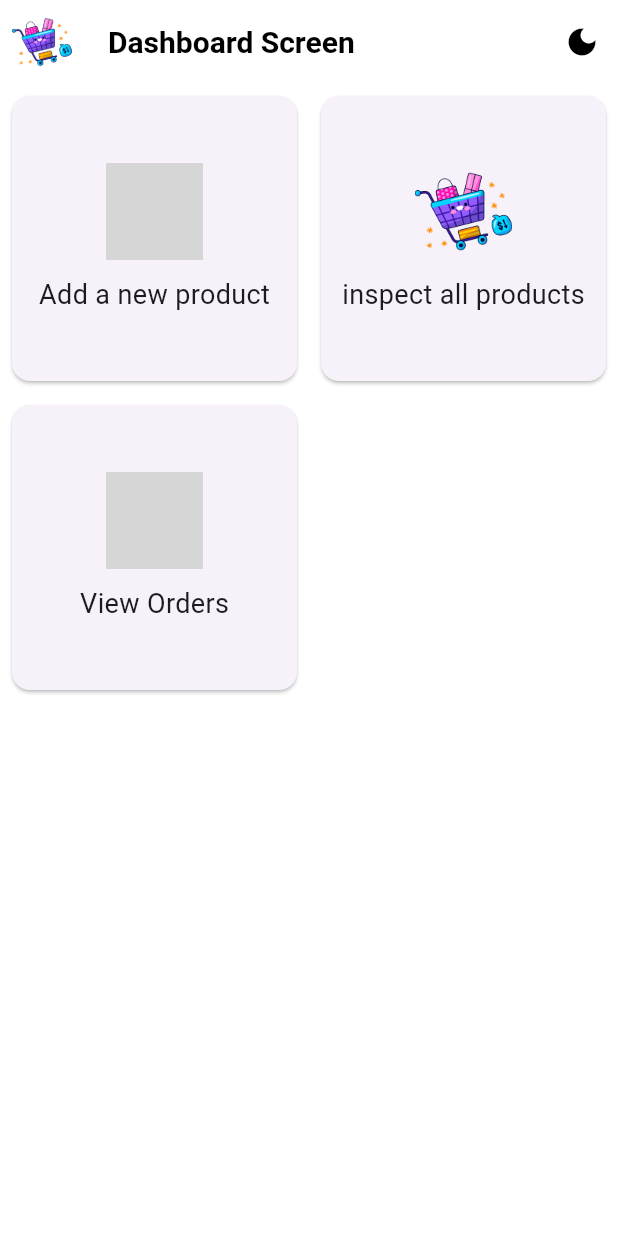
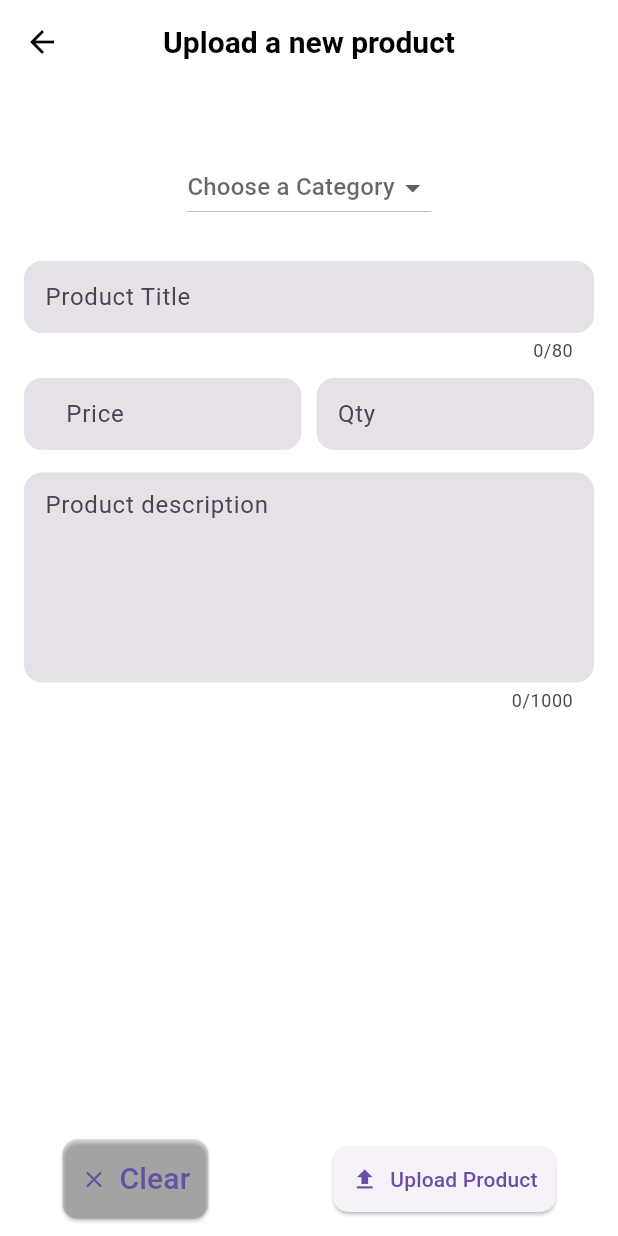
Before and after one commit to Pcode13/shopsmart_admin_panel, a Flutter app: the screen it shows after launch, after a tap on "Add a new product", on a phone screen of 412 x 824 dp. Run offline on Flutter 3.47's test engine with Material 3 defaults, Android fonts, the light colour scheme and no system bars; our stand-ins replace fancy_shimmer_image, image_picker, shared_preferences, shimmer; missing offline and left inert: dynamic_height_grid_view; grey boxes are pictures that could not be loaded.

Commit message:
Start implementing the Upload Screen

```diff
--- a/lib/consts/app_constants.dart
+++ b/lib/consts/app_constants.dart
@@ -1,3 +1,5 @@
+
+import 'package:flutter/material.dart';
 
 class AppConstants {
   static const String imageUrl =
@@ -14,4 +16,17 @@ class AppConstants {
     'Cosmetics',
     "Accessories",
   ];
+
+static List<DropdownMenuItem<String>>? get categoriesDropDownList {
+    List<DropdownMenuItem<String>>? menuItem =
+        List<DropdownMenuItem<String>>.generate(
+      categoriesList.length,
+      (index) => DropdownMenuItem(
+        value: categoriesList[index],
+        child: Text(categoriesList[index]),
+      ),
+    );
+    return menuItem;
+  }
+
 }
--- a/lib/main.dart
+++ b/lib/main.dart
@@ -1,5 +1,6 @@
 import 'package:flutter/material.dart';
 import 'package:provider/provider.dart';
+import 'package:shopsmart_admin_panel/screens/edit_upload+product_form.dart';
 
 import 'consts/theme_data.dart';
 import 'providers/products_provider.dart';
@@ -37,6 +38,8 @@ class MyApp extends StatelessWidget {
           routes: {
             OrdersScreenFree.routeName: (context) => const OrdersScreenFree(),
             SearchScreen.routeName: (context) => const SearchScreen(),
+            EditOrUploadProductScreen.routeName: (context) =>
+                const EditOrUploadProductScreen(),
           },
         );
       }),
--- a/lib/models/dashborad_btn_model.dart
+++ b/lib/models/dashborad_btn_model.dart
@@ -1,4 +1,5 @@
 import 'package:flutter/material.dart';
+import 'package:shopsmart_admin_panel/screens/edit_upload+product_form.dart';
 
 import 'package:shopsmart_admin_panel/screens/inner_screen/orders/orders_screen.dart';
 import 'package:shopsmart_admin_panel/screens/search_screen.dart';
@@ -18,8 +19,10 @@ class DashboardButtonsModel {
   static List<DashboardButtonsModel> dashboardBtnList(context) => [
     DashboardButtonsModel(
       text: "Add a new product",
-          imagePath: AssetsManager.cloud,
-          onPressed: () {},
+      imagePath: AssetsManager.bagCart,
+      onPressed: () {
+         Navigator.pushNamed(context, EditOrUploadProductScreen.routeName);
+      },
     ),
     DashboardButtonsModel(
       text: "inspect all products",
@@ -30,7 +33,7 @@ class DashboardButtonsModel {
     ),
     DashboardButtonsModel(
       text: "View Orders",
-          imagePath: AssetsManager.order,
+      imagePath: AssetsManager.orderCart,
       onPressed: () {
         Navigator.pushNamed(context, OrdersScreenFree.routeName);
       },
--- /dev/null
+++ b/lib/screens/edit_upload+product_form.dart
@@ -0,0 +1,294 @@
+import 'dart:io';
+
+import 'package:flutter/material.dart';
+import 'package:flutter/services.dart';
+import 'package:image_picker/image_picker.dart';
+import 'package:shopsmart_admin_panel/consts/app_constants.dart';
+import 'package:shopsmart_admin_panel/services/my_app_functions.dart';
+
+import '../consts/validator.dart';
+import '../widgets/subtitle_text.dart';
+import '../widgets/title_text.dart';
+
+class EditOrUploadProductScreen extends StatefulWidget {
+  static const routeName = '/EditOrUploadProductScreen';
+
+  const EditOrUploadProductScreen({super.key});
+  @override
+  State<EditOrUploadProductScreen> createState() =>
+      _EditOrUploadProductScreenState();
+}
+
+class _EditOrUploadProductScreenState extends State<EditOrUploadProductScreen> {
+  final _formKey = GlobalKey<FormState>();
+  XFile? _pickedImage;
+  late TextEditingController _titleController,
+      _priceController,
+      _descriptionController,
+      _quantityController;
+  String? _categoryValue;
+  @override
+  void initState() {
+    _titleController = TextEditingController(text: "");
+    _priceController = TextEditingController(text: "");
+    _descriptionController = TextEditingController(text: "");
+    _quantityController = TextEditingController(text: "");
+
+    super.initState();
+  }
+
+  @override
+  void dispose() {
+    _titleController.dispose();
+    _priceController.dispose();
+    _descriptionController.dispose();
+    _quantityController.dispose();
+    super.dispose();
+  }
+
+  void clearForm() {
+    _titleController.clear();
+    _priceController.clear();
+    _descriptionController.clear();
+    _quantityController.clear();
+    removePickedImage();
+  }
+
+  void removePickedImage() {
+    setState(() {
+      _pickedImage = null;
+    });
+  }
+
+  Future<void> _uploadProduct() async {
+    if (_pickedImage == null) {
+      MyAppFunctions.showErrorOrWarningDialog(
+        context: context,
+        subtitle: "Please pick up an image",
+        fct: () {},
+      );
+
+      return;
+    }
+    final isValid = _formKey.currentState!.validate();
+    FocusScope.of(context).unfocus();
+    if (isValid) {}
+  }
+
+  Future<void> _editProduct() async {
+    final isValid = _formKey.currentState!.validate();
+    FocusScope.of(context).unfocus();
+    if (_pickedImage == null) {
+      MyAppFunctions.showErrorOrWarningDialog(
+        context: context,
+        subtitle: "Please pick up an image",
+        fct: () {},
+      );
+      return;
+    }
+    if (isValid) {}
+  }
+
+  Future<void> localImagePicker() async {
+    final ImagePicker picker = ImagePicker();
+    await MyAppFunctions.imagePickerDialog(
+      context: context,
+      cameraFCT: () async {
+        _pickedImage = await picker.pickImage(source: ImageSource.camera);
+        setState(() {});
+      },
+      galleryFCT: () async {
+        _pickedImage = await picker.pickImage(source: ImageSource.gallery);
+        setState(() {});
+      },
+      removeFCT: () {
+        setState(() {
+          _pickedImage = null;
+        });
+      },
+    );
+  }
+
+  @override
+  Widget build(BuildContext context) {
+    final size = MediaQuery.of(context).size;
+    return GestureDetector(
+      onTap: () {
+        FocusScope.of(context).unfocus();
+      },
+      child: Scaffold(
+        bottomSheet: SizedBox(
+          height: kBottomNavigationBarHeight + 20,
+          child: Material(
+            color: Theme.of(context).scaffoldBackgroundColor,
+            child: Row(
+              mainAxisAlignment: MainAxisAlignment.spaceAround,
+              children: [
+                ElevatedButton.icon(
+                  style: ElevatedButton.styleFrom(
+                    padding: const EdgeInsets.all(12),
+                    backgroundColor: Colors.black12,
+                    shape: RoundedRectangleBorder(
+                      borderRadius: BorderRadius.circular(10),
+                    ),
+                  ),
+                  icon: const Icon(Icons.clear),
+                  label: const Text("Clear", style: TextStyle(fontSize: 20)),
+                  onPressed: () {},
+                ),
+                ElevatedButton.icon(
+                  style: ElevatedButton.styleFrom(
+                    padding: const EdgeInsets.all(12),
+                    // backgroundColor: Colors.red,
+                    shape: RoundedRectangleBorder(
+                      borderRadius: BorderRadius.circular(10),
+                    ),
+                  ),
+                  icon: const Icon(Icons.upload),
+                  label: const Text("Upload Product"),
+                  onPressed: () {
+                    _uploadProduct();
+                  },
+                ),
+              ],
+            ),
+          ),
+        ),
+        appBar: AppBar(
+          centerTitle: true,
+          title: const TitlesTextWidget(label: "Upload a new product"),
+        ),
+        body: SafeArea(
+          child: SingleChildScrollView(
+            child: Column(
+              children: [
+                const SizedBox(height: 20),
+
+                // TODO: Implement the image picker
+                // Image Picker
+                const SizedBox(height: 25),
+
+                // Category dropdown widget
+                DropdownButton(
+                  items: AppConstants.categoriesDropDownList,
+                  value: _categoryValue,
+                  hint: const Text("Choose a Category"),
+                  onChanged: (String? value) {
+                    setState(() {
+                      _categoryValue = value;
+                    });
+                  },
+                ),
+                const SizedBox(height: 25),
+                Padding(
+                  padding: const EdgeInsets.symmetric(
+                    horizontal: 16,
+                    vertical: 0,
+                  ),
+                  child: Form(
+                    key: _formKey,
+                    child: Column(
+                      children: [
+                        TextFormField(
+                          controller: _titleController,
+                          key: const ValueKey('Title'),
+                          maxLength: 80,
+                          minLines: 1,
+                          maxLines: 2,
+                          keyboardType: TextInputType.multiline,
+                          textInputAction: TextInputAction.newline,
+                          decoration: const InputDecoration(
+                            hintText: 'Product Title',
+                          ),
+                          validator: (value) {
+                            return MyValidators.uploadProdTexts(
+                              value: value,
+                              toBeReturnedString: "Please enter a valid title",
+                            );
+                          },
+                        ),
+                        const SizedBox(height: 10),
+                        Row(
+                          children: [
+                            Flexible(
+                              flex: 1,
+                              child: TextFormField(
+                                controller: _priceController,
+                                key: const ValueKey('Price \$'),
+                                keyboardType: TextInputType.number,
+                                inputFormatters: <TextInputFormatter>[
+                                  FilteringTextInputFormatter.allow(
+                                    RegExp(r'^(\d+)?\.?\d{0,2}'),
+                                  ),
+                                ],
+                                decoration: const InputDecoration(
+                                  hintText: 'Price',
+                                  prefix: SubtitleTextWidget(
+                                    label: "\$ ",
+                                    color: Colors.blue,
+                                    fontSize: 16,
+                                  ),
+                                ),
+                                validator: (value) {
+                                  return MyValidators.uploadProdTexts(
+                                    value: value,
+                                    toBeReturnedString: "Price is missing",
+                                  );
+                                },
+                              ),
+                            ),
+                            const SizedBox(width: 10),
+                            Flexible(
+                              flex: 1,
+                              child: TextFormField(
+                                inputFormatters: [
+                                  FilteringTextInputFormatter.digitsOnly,
+                                ],
+                                controller: _quantityController,
+                                keyboardType: TextInputType.number,
+                                key: const ValueKey('Quantity'),
+                                decoration: const InputDecoration(
+                                  hintText: 'Qty',
+                                ),
+                                validator: (value) {
+                                  return MyValidators.uploadProdTexts(
+                                    value: value,
+                                    toBeReturnedString: "Quantity is missed",
+                                  );
+                                },
+                              ),
+                            ),
+                          ],
+                        ),
+                        const SizedBox(height: 15),
+                        TextFormField(
+                          key: const ValueKey('Description'),
+                          controller: _descriptionController,
+                          minLines: 5,
+                          maxLines: 8,
+                          maxLength: 1000,
+                          textCapitalization: TextCapitalization.sentences,
+                          decoration: const InputDecoration(
+                            hintText: 'Product description',
+                          ),
+                          validator: (value) {
+                            return MyValidators.uploadProdTexts(
+                              value: value,
+                              toBeReturnedString: "Description is missed",
+                            );
+                          },
+                          onTap: () {},
+                        ),
+                      ],
+                    ),
+                  ),
+                ),
+                const SizedBox(height: kBottomNavigationBarHeight + 10),
+              ],
+            ),
+          ),
+        ),
+      ),
+    );
+  }
+}
--- a/lib/screens/inner_screen/orders/orders_screen.dart
+++ b/lib/screens/inner_screen/orders/orders_screen.dart
@@ -7,7 +7,7 @@ import 'orders_widget.dart';
 class OrdersScreenFree extends StatefulWidget {
   static const routeName = '/OrderScreen';
 
-  const OrdersScreenFree({Key? key}) : super(key: key);
+  const OrdersScreenFree({super.key});
 
   @override
   State<OrdersScreenFree> createState() => _OrdersScreenFreeState();
--- a/lib/services/assets_manager.dart
+++ b/lib/services/assets_manager.dart
@@ -9,7 +9,8 @@ class AssetsManager {
   static String error = "$imagesPath/error.png";
   static String emptySearch = "$imagesPath/empty_search.png";
   static String shoppingCart = "$bagImagesPath/shopping_cart.png";
-
+  static String bagCart = "$bagImagesPath/bag_wish.png";
+  static String orderCart = "$bagImagesPath/order.png";
   // Categories path
   static String mobiles = "$categoriesImagesPath/mobiles.png";
   static String fashion = "$categoriesImagesPath/fashion.png";
--- a/lib/widgets/dashboard_btns.dart
+++ b/lib/widgets/dashboard_btns.dart
@@ -1,5 +1,4 @@
 import 'package:flutter/material.dart';
-import 'package:shopsmart_admin_panel/services/assets_manager.dart';
 
 import 'package:shopsmart_admin_panel/widgets/subtitle_text.dart';
 
--- a/lib/widgets/title_text.dart
+++ b/lib/widgets/title_text.dart
@@ -2,12 +2,12 @@ import 'package:flutter/cupertino.dart';
 
 class TitlesTextWidget extends StatelessWidget {
   const TitlesTextWidget({
-    Key? key,
+    super.key,
     required this.label,
     this.fontSize = 20,
     this.color,
     this.maxLines,
-  }) : super(key: key);
+  });
 
   final String label;
   final double fontSize;
--- a/pubspec.yaml
+++ b/pubspec.yaml
@@ -25,6 +25,7 @@ dependencies:
   card_swiper: ^3.0.1
   ionicons: ^0.2.2
   image_picker: ^1.1.2
+  dotted_border: ^2.1.0
   uuid: ^4.5.1
 
 dev_dependencies:
```
Also changed, not shown: pubspec.lock. Lines whose indentation alone changed are shown as unchanged.
